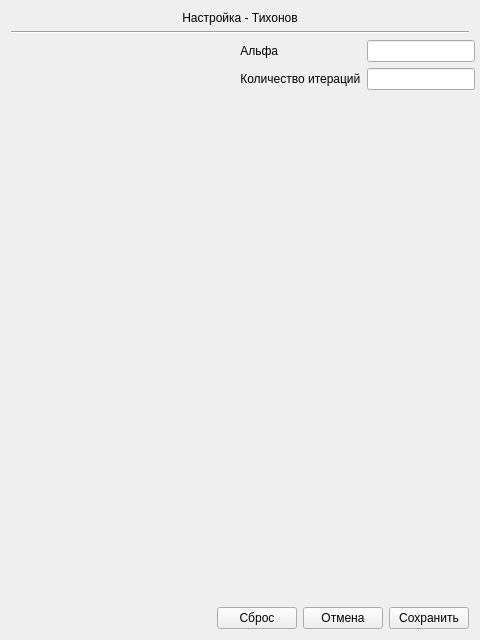
Qt form tikhonov_settings_window.ui (Dm1stry/pyNMR_Processing) before a commit.
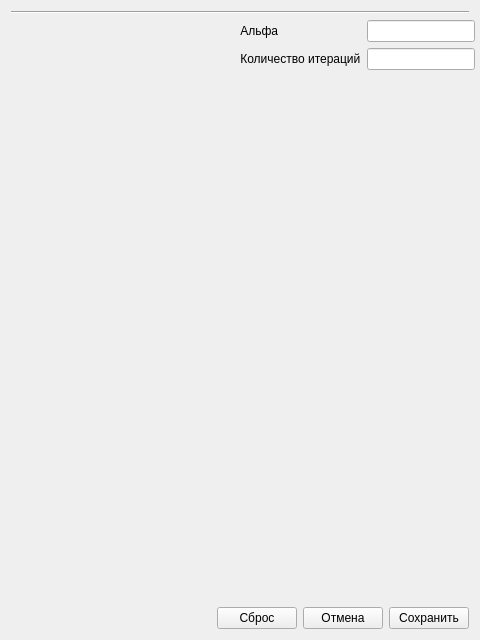
The same form after that commit.

Commit message: Recreated processor class based on QObject

The edit to the form file:
```diff
--- a/tikhonov_settings_window.ui
+++ b/tikhonov_settings_window.ui
@@ -10,20 +10,16 @@
     <height>640</height>
    </rect>
   </property>
+  <property name="sizePolicy">
+   <sizepolicy hsizetype="Preferred" vsizetype="Fixed">
+    <horstretch>0</horstretch>
+    <verstretch>0</verstretch>
+   </sizepolicy>
+  </property>
   <property name="windowTitle">
    <string>Form</string>
   </property>
   <layout class="QVBoxLayout" name="verticalLayout_2">
-   <item>
-    <widget class="QLabel" name="label_2">
-     <property name="text">
-      <string>Настройка - Тихонов</string>
-     </property>
-     <property name="alignment">
-      <set>Qt::AlignCenter</set>
-     </property>
-    </widget>
-   </item>
    <item>
     <widget class="Line" name="line">
      <property name="orientation">
```
Left out of the diff: 2 changed lines with no effect on the pictures. The commit also changes 1 other file.
